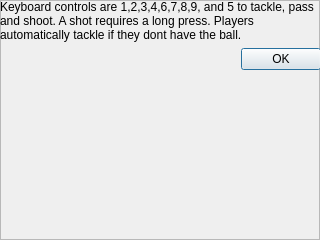
Qt form inputSettingsFrame.ui (rochford/cutefootball) before a commit.
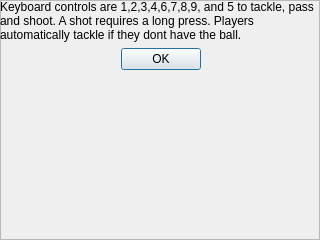
The same form after that commit.

The edit to the form file:
```diff
--- a/inputSettingsFrame.ui
+++ b/inputSettingsFrame.ui
@@ -59,6 +59,9 @@
       <property name="standardButtons">
        <set>QDialogButtonBox::Ok</set>
       </property>
+      <property name="centerButtons">
+       <bool>true</bool>
+      </property>
      </widget>
     </item>
     <item>
```
